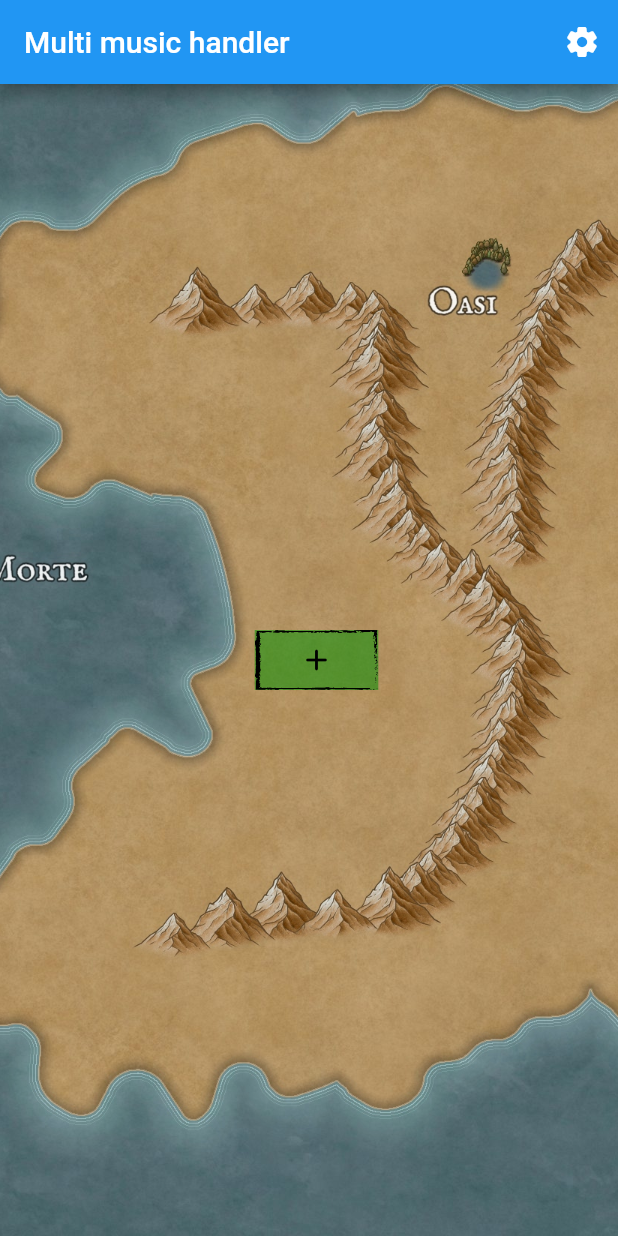
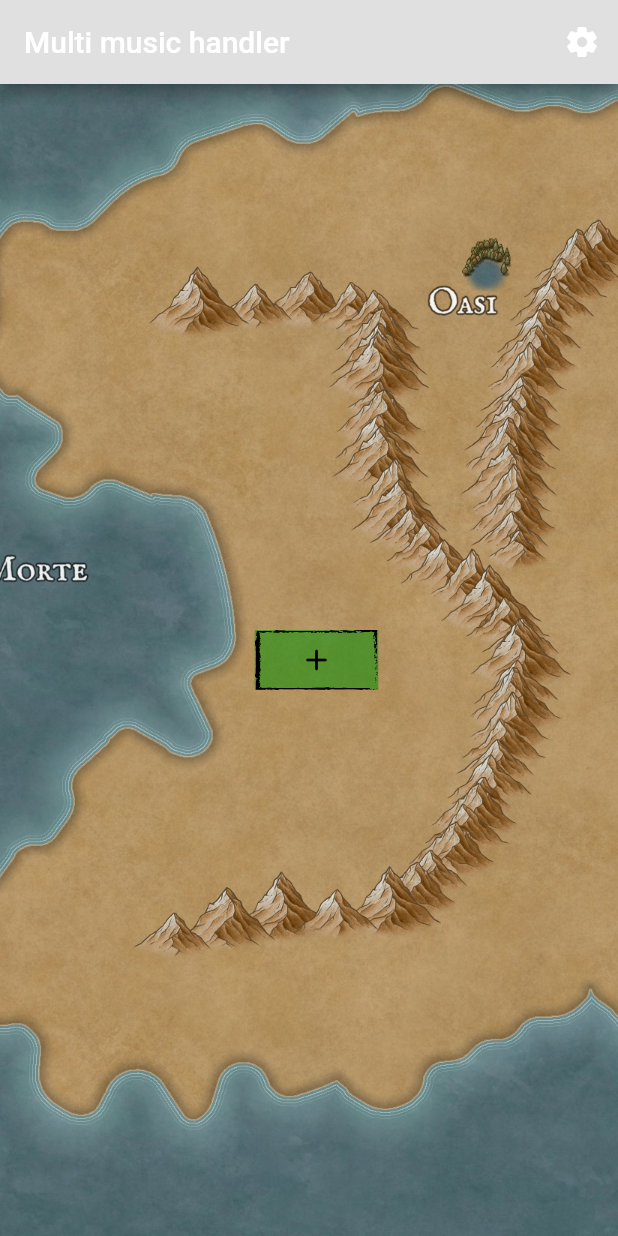
Before and after one commit to MarcoFiorentino/rpg_multi_music, a Flutter app: the screen it shows after launch, on a phone screen of 412 x 824 dp. Run offline on Flutter 3.47's test engine with Material 2 defaults, Android fonts, the light colour scheme and no system bars; our stand-ins replace audioplayers, file_picker, nanoid, permission_handler, shared_preferences, wakelock; missing offline and left inert: flutter_color_picker_wheel, flutter_file_manager.

Commit message:
Fix allo scorrimento del background, aggiunta personalizzazione del colore di sfondo e della barra

```diff
--- a/assets/Languages/en.json
+++ b/assets/Languages/en.json
@@ -25,6 +25,8 @@
       "settings": "Settings",
       "language": "Language",
       "screen_always_on": "Keep the screen always on",
+      "appbar_color": "Bar color",
+      "background_color": "Background color",
       "signal_bug_request_feature": "Do you want to signal a bug o request a feature?",
       "click_here": "Click here!",
       "url_error": "Error while opening the link"
--- a/assets/Languages/it.json
+++ b/assets/Languages/it.json
@@ -25,6 +25,8 @@
       "settings": "Impostazioni",
       "language": "Lingua",
       "screen_always_on": "Mantieni schermo sempre attivo",
+      "appbar_color": "Colore della barra",
+      "background_color": "Colore di sfondo",
       "signal_bug_request_feature": "Vuoi segnalare un bug o richiedere una feature?",
       "click_here": "Clicca qui!",
       "url_error": "Errore nell`apertura del link"
--- a/lib/files_provider.dart
+++ b/lib/files_provider.dart
@@ -16,7 +16,12 @@ class FilesProvider with ChangeNotifier {
   List<String> _dirsPaths = [];
   List<String> _dirsColors = [];
   List<String> _dirsNames = [];
-  List<String> _settings = [];
+  List<String> _settings = [
+    "en", // Lingua di default
+    "true", // Schermo sempre attivo di default
+    "4292927712", // Colore grigio chiaro come colore della barra
+    "4292927713" // Colore grigio chiaro come sfondo
+  ];
   List _translations = [];
   List<String> _languages = [];
 
@@ -87,6 +92,7 @@ class FilesProvider with ChangeNotifier {
     if (sharedPreferences.getStringList("Settings") != null) {
       this._settings = sharedPreferences.getStringList("Settings");
     }
+    print(this._settings);
     this.getTranslations();
     this.notifyListeners();
   }
--- a/lib/main.dart
+++ b/lib/main.dart
@@ -1,6 +1,5 @@
 import 'package:flutter/material.dart';
 import 'package:multi_music_handler/settings_page.dart';
-import 'package:multi_music_handler/sliding_image.dart';
 import 'package:provider/provider.dart';
 
 import 'files_provider.dart';
@@ -43,8 +42,6 @@ class HomePage extends StatefulWidget {
 class _HomePageState extends State<HomePage>{
 
   ValueNotifier<double> _notifier;
-  int _screenCount = 1;
-  ImageProvider _image;
 
   @override
   void dispose() {
@@ -54,23 +51,19 @@ class _HomePageState extends State<HomePage>{
 
   @override
   void initState() {
+    _notifier = ValueNotifier<double>(0);
     super.initState();
-    _notifier = ValueNotifier<double>(0);
-    _image = Image.asset(
-        "assets/mappa.jpg",
-        // height: MediaQuery.of(context).size.height,
-        // fit: BoxFit.fitHeight
-    ).image;
-    // _image = NetworkImage(
-    //     "https://w.wallhaven.cc/full/r2/wallhaven-r276qj.png");
   }
 
   @override
   Widget build(BuildContext context) {
 
+    final FilesProvider filesProvider = Provider.of<FilesProvider>(context, listen: true);
+
     return MaterialApp(
       //Gestisco le tab dell`app
       home: Scaffold(
+        backgroundColor: Color(int.parse(filesProvider.settings[3])),
         appBar: AppBar(
           title: Text("Multi music handler"),
           actions: [
@@ -84,44 +77,31 @@ class _HomePageState extends State<HomePage>{
               },
             ),
           ],
+          backgroundColor: Color(int.parse(filesProvider.settings[2])),
         ),
         body: Stack(
           children: <Widget>[
-            AnimatedBuilder(
-              animation: _notifier,
-              builder: (context, _) {
-                // return Transform.translate(
-                //   offset: Offset(-_notifier.value, 0),
-                //   child: Image.asset(
-                //       "assets/mappa.jpg",
-                //       height: MediaQuery.of(context).size.height,
-                //       fit: BoxFit.fitHeight
-                //   ),
-                // );
-                return Container(
-                  child: SlidingImage(
-                    notifier: _notifier,
-                    screenCount: _screenCount,
-                    image: _image,
-                  )
-                );
-              },
+            OverflowBox(
+              maxWidth: MediaQuery.of(context).size.width * 2,
+              child: AnimatedBuilder(
+                animation: _notifier,
+                builder: (context, _) {
+                  return Transform.translate(
+                    offset: Offset(-_notifier.value, 0),
+                    child: Image.asset(
+                        "assets/mappa.jpg",
+                        height: MediaQuery.of(context).size.height,
+                        fit: BoxFit.fitHeight
+                    ),
+                  );
+                },
+              ),
             ),
             MusicPage(
               notifier: _notifier,
             ),
           ],
         ),
-        // body: Container(
-        //   child: MusicPage(),
-        //   decoration: BoxDecoration(
-        //     image: DecorationImage (
-        //       image: AssetImage("assets/app-background.png"),
-        //       opacity: 0.7,
-        //       fit: BoxFit.fitHeight,
-        //     ),
-        //   ),
-        // ),
       ),
     );
   }
```
Also changed, not shown: lib/settings_page.dart (+74 -20 lines).
